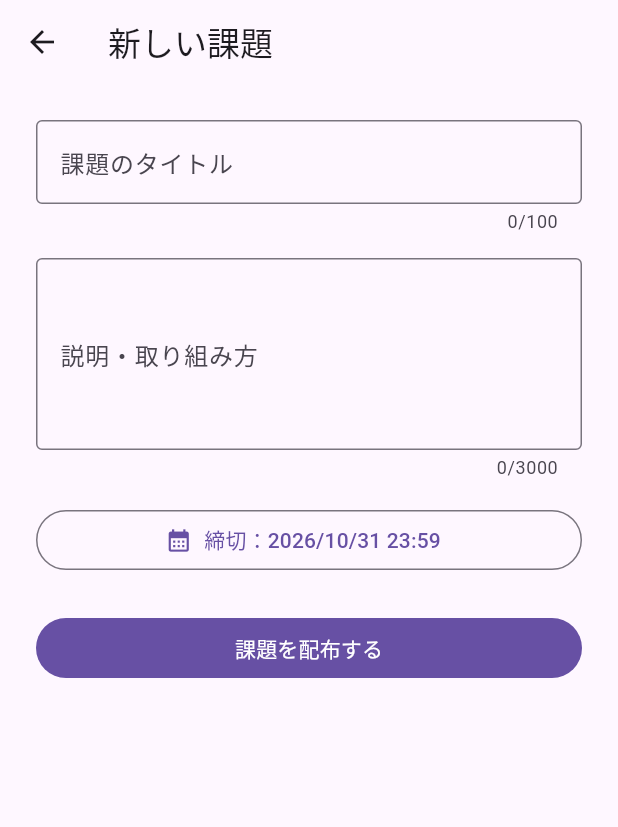
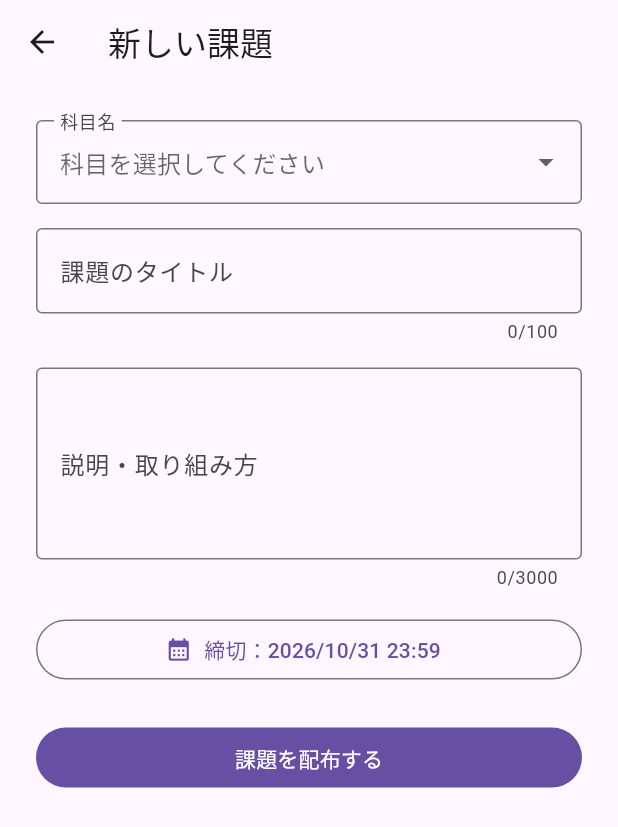
Before and after one commit to jphacks/ng_2621, a Flutter app: the _AssignmentForm screen opened directly with empty values, on a phone screen of 412 x 824 dp. Shown: the top 827 px of the screen. Run offline on Flutter 3.47's test engine with Material 3 defaults, Android fonts, the phone set to English and light mode, and no system bars.

Commit message:
課題が表示できるようになりました

```diff
--- a/lib/features/study/demo_assignment_store.dart
+++ b/lib/features/study/demo_assignment_store.dart
@@ -1,11 +1,25 @@
 import 'package:flutter/foundation.dart';
+
+enum AssignmentSubject {
+  japanese('国語'),
+  mathematics('算数・数学'),
+  english('英語'),
+  science('理科'),
+  socialStudies('社会'),
+  other('その他');
+
+  const AssignmentSubject(this.label);
+  final String label;
+}
 
 class DemoAssignment {
   const DemoAssignment({
+    required this.subject,
     required this.title,
     required this.description,
     required this.dueAt,
   });
+  final AssignmentSubject subject;
   final String title;
   final String description;
   final DateTime dueAt;
--- a/lib/features/study/teacher_assignments_screen.dart
+++ b/lib/features/study/teacher_assignments_screen.dart
@@ -26,6 +26,7 @@ class DemoAssignmentList extends StatelessWidget {
               child: Column(
                 crossAxisAlignment: CrossAxisAlignment.start,
                 children: [
+                  Chip(label: Text(assignment.subject.label)),
                   Text(
                     assignment.title,
                     style: Theme.of(context).textTheme.titleMedium,
@@ -89,6 +90,7 @@ class _AssignmentFormState extends State<_AssignmentForm> {
   final _description = TextEditingController();
   DateTime _dueAt = DateTime.now().add(const Duration(days: 7));
   bool _published = false;
+  AssignmentSubject? _subject;
 
   @override
   void dispose() {
@@ -108,11 +110,30 @@ class _AssignmentFormState extends State<_AssignmentForm> {
           child: ListView(
             padding: const EdgeInsets.all(24),
             children: [
+              DropdownButtonFormField<AssignmentSubject>(
+                decoration: const InputDecoration(
+                  labelText: '科目名',
+                  hintText: '科目を選択してください',
+                  border: OutlineInputBorder(),
+                ),
+                items: AssignmentSubject.values
+                    .map(
+                      (subject) => DropdownMenuItem(
+                        value: subject,
+                        child: Text(subject.label),
+                      ),
+                    )
+                    .toList(),
+                onChanged: (subject) => setState(() => _subject = subject),
+                validator: (subject) => subject == null ? '科目を選択してください' : null,
+              ),
+              const SizedBox(height: 16),
               TextFormField(
                 controller: _title,
                 maxLength: 100,
                 decoration: const InputDecoration(
                   labelText: '課題のタイトル',
+                  hintText: '例：教科書 第3章の復習',
                   border: OutlineInputBorder(),
                 ),
                 validator: (value) => value == null || value.trim().isEmpty
@@ -127,6 +148,7 @@ class _AssignmentFormState extends State<_AssignmentForm> {
                 maxLines: 8,
                 decoration: const InputDecoration(
                   labelText: '説明・取り組み方',
+                  hintText: '例：教科書の20〜22ページを解き、途中式も書いてください。',
                   border: OutlineInputBorder(),
                 ),
                 validator: (value) => value == null || value.trim().isEmpty
@@ -157,6 +179,7 @@ class _AssignmentFormState extends State<_AssignmentForm> {
                   _published = true;
                   widget.store.publish(
                     DemoAssignment(
+                      subject: _subject!,
                       title: _title.text.trim(),
                       description: _description.text.trim(),
                       dueAt: DateTime(
```
